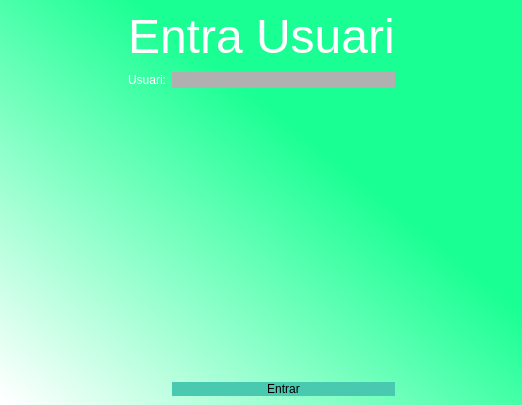
First picture: the form in Vistes/Logni.ui, repository Jordiva/MongoDB, before the edit.
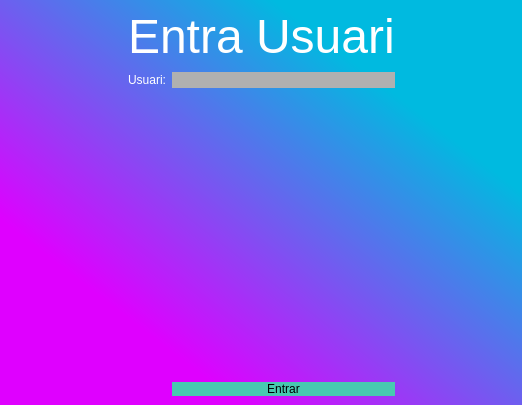
Second picture: the form after the edit.

Diff of the .ui file:
```diff
--- a/Vistes/Logni.ui
+++ b/Vistes/Logni.ui
@@ -14,8 +14,9 @@
    <string>Login</string>
   </property>
   <property name="styleSheet">
-   <string notr="true">QWidget#centralwidget{
-background-color: qlineargradient(spread:pad, x1:0.637, y1:0.392364, x2:0.01, y2:0.994, stop:0 rgba(26, 255, 147, 255), stop:1 rgba(255, 255, 255, 255));
+   <string notr="true">
+QWidget#centralwidget{
+background-color:qlineargradient(spread:pad, x1:0, y1:1, x2:1, y2:0, stop:0.228856 rgba(223, 0, 255, 255), stop:0.761194 rgba(0, 186, 224, 255));
 }</string>
   </property>
   <widget class="QWidget" name="centralwidget">
```
